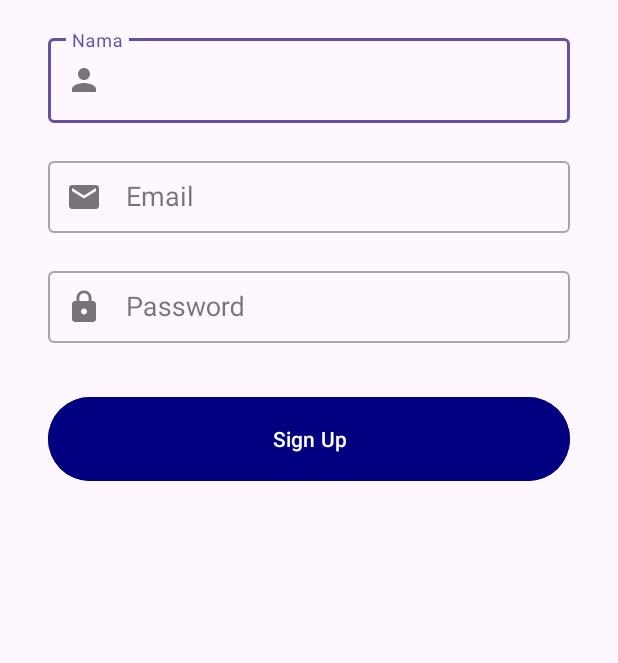
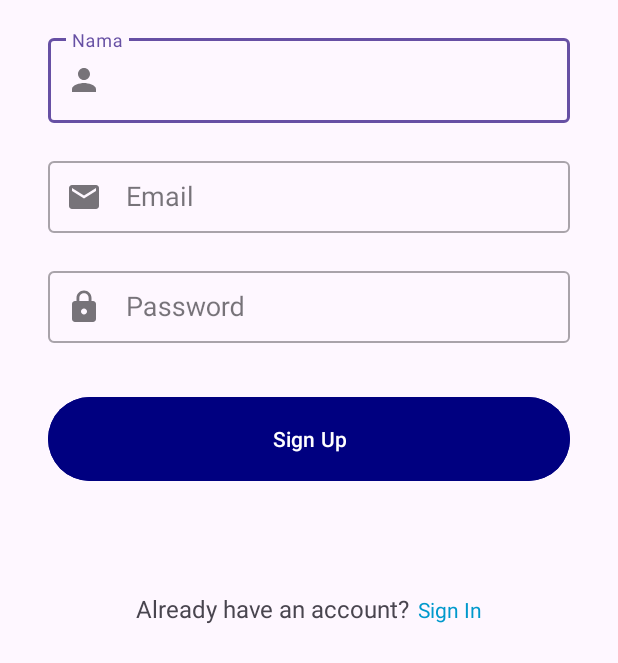
Before and after one commit to C241-PS139/Recout, an Android app: the screen it shows after launch (RegisterActivity), after a tap on an icon or button, on a phone screen of 412 x 824 dp. Shown: the top 663 px of the screen. Run offline under Robolectric (Android 15) with nearby library versions, the phone set to English and light mode, and no system bars; our stand-ins replace Firebase (no records; nobody signed in at launch, a user with empty details on screens opened directly).

```diff
--- a/app/src/main/java/com/bangkit/recout/view/register/RegisterActivity.kt
+++ b/app/src/main/java/com/bangkit/recout/view/register/RegisterActivity.kt
@@ -1,5 +1,7 @@
 package com.bangkit.recout.view.register
 
+import android.animation.AnimatorSet
+import android.animation.ObjectAnimator
 import android.content.Intent
 import android.os.Bundle
 import android.view.View
@@ -58,6 +60,25 @@ class RegisterActivity : AppCompatActivity() {
                 Toast.makeText(this, "Please fill in all fields", Toast.LENGTH_SHORT).show()
             }
         }
+
+        binding.logText.setOnClickListener {
+            startActivity(Intent(this, LoginActivity::class.java))
+        }
+
+        playAnimation()
+    }
+
+    private fun playAnimation() {
+        val name = ObjectAnimator.ofFloat(binding.nameEditTextLayout, View.ALPHA, 1f).setDuration(300)
+        val email = ObjectAnimator.ofFloat(binding.emailEditTextLayout, View.ALPHA, 1f).setDuration(300)
+        val pass = ObjectAnimator.ofFloat(binding.passwordEditTextLayout, View.ALPHA, 1f).setDuration(300)
+        val btn = ObjectAnimator.ofFloat(binding.signupButton, View.ALPHA, 1f).setDuration(300)
+        val log = ObjectAnimator.ofFloat(binding.log, View.ALPHA, 1f).setDuration(300)
+
+        AnimatorSet().apply {
+            playSequentially(name, email, pass, btn, log)
+            start()
+        }
     }
 
     private fun showLoading(isLoading: Boolean) {
--- a/app/src/main/java/com/bangkit/recout/view/welcome/WelcomeActivity.kt
+++ b/app/src/main/java/com/bangkit/recout/view/welcome/WelcomeActivity.kt
@@ -1,7 +1,10 @@
 package com.bangkit.recout.view.welcome
 
+import android.animation.AnimatorSet
+import android.animation.ObjectAnimator
 import android.content.Intent
 import android.os.Bundle
+import android.view.View
 import androidx.appcompat.app.AppCompatActivity
 import com.bangkit.recout.databinding.ActivityWelcomeBinding
 import com.bangkit.recout.view.login.LoginActivity
@@ -26,6 +29,26 @@ class WelcomeActivity : AppCompatActivity() {
             startActivity(intent)
         }
 
+        playAnimation()
+
+    }
+
+    private fun playAnimation() {
+        ObjectAnimator.ofFloat(binding.ivImgWelcome, View.TRANSLATION_X, -30f, 30f).apply {
+            duration = 6000
+            repeatCount = ObjectAnimator.INFINITE
+            repeatMode = ObjectAnimator.REVERSE
+        }.start()
+
+        val title = ObjectAnimator.ofFloat(binding.ivHeaderWelcome, View.ALPHA, 1f).setDuration(500)
+        val img = ObjectAnimator.ofFloat(binding.ivImgWelcome, View.ALPHA, 1f).setDuration(500)
+        val signin = ObjectAnimator.ofFloat(binding.imageView2, View.ALPHA, 1f).setDuration(500)
+        val signup = ObjectAnimator.ofFloat(binding.imageView4, View.ALPHA, 1f).setDuration(500)
+
+        AnimatorSet().apply {
+            playSequentially(title, img, signin, signup)
+            start()
+        }
     }
 
     override fun onBackPressed() {
--- a/app/src/main/res/layout/activity_register.xml
+++ b/app/src/main/res/layout/activity_register.xml
@@ -20,7 +20,8 @@
         app:layout_constraintTop_toTopOf="parent"
         app:startIconDrawable="@drawable/baseline_person_24"
         android:hint="@string/name"
-        tools:alpha="1.0">
+        android:alpha="0"
+        tools:alpha="100">
 
         <com.google.android.material.textfield.TextInputEditText
             android:id="@+id/nameEditText"
@@ -43,7 +44,8 @@
         app:layout_constraintTop_toBottomOf="@+id/nameEditTextLayout"
         app:startIconDrawable="@drawable/baseline_email_24"
         android:hint="@string/email"
-        tools:alpha="1.0">
+        android:alpha="0"
+        tools:alpha="100">
 
         <com.bangkit.recout.view.customView.Email
             android:id="@+id/emailEditText"
@@ -66,7 +68,8 @@
         app:layout_constraintTop_toBottomOf="@+id/emailEditTextLayout"
         app:startIconDrawable="@drawable/baseline_lock_24"
         android:hint="@string/password"
-        tools:alpha="1.0">
+        android:alpha="0"
+        tools:alpha="100">
 
         <com.bangkit.recout.view.customView.Password
             android:id="@+id/passwordEditText"
@@ -88,7 +91,43 @@
         app:layout_constraintEnd_toEndOf="parent"
         app:layout_constraintStart_toStartOf="parent"
         app:layout_constraintTop_toBottomOf="@+id/passwordEditTextLayout"
-        tools:alpha="1.0" />
+        android:alpha="0"
+        tools:alpha="100" />
+
+    <RelativeLayout
+        android:id="@+id/log"
+        android:layout_width="match_parent"
+        android:layout_height="wrap_content"
+        app:layout_constraintTop_toBottomOf="@+id/signupButton"
+        android:orientation="horizontal"
+        android:alpha="0"
+        tools:alpha="100">
+
+        <LinearLayout
+            android:layout_width="wrap_content"
+            android:layout_height="wrap_content"
+            android:layout_centerHorizontal="true"
+            android:orientation="horizontal"
+            android:layout_marginTop="70dp"
+            android:layout_gravity="center">
+
+            <TextView
+                android:id="@+id/welcomeText"
+                android:layout_width="wrap_content"
+                android:layout_height="wrap_content"
+                android:text="@string/already_have_an_account"
+                android:textSize="16sp" />
+
+            <TextView
+                android:id="@+id/logText"
+                android:layout_width="wrap_content"
+                android:layout_height="wrap_content"
+                android:layout_marginStart="5dp"
+                android:text="@string/login"
+                android:textColor="@android:color/holo_blue_dark"
+                />
+        </LinearLayout>
+    </RelativeLayout>
 
     <ProgressBar
         android:id="@+id/progressBar"
--- a/app/src/main/res/values/strings.xml
+++ b/app/src/main/res/values/strings.xml
@@ -13,4 +13,7 @@
     <string name="usage">Usage</string>
     <string name="temperatur">Temperature</string>
     <string name="sign_in">Sign In</string>
+    <string name="don_t_have_an_account">Don\'t have an account?</string>
+    <string name="register">Register</string>
+    <string name="already_have_an_account">Already have an account?</string>
 </resources>
```
Also changed, not shown: app/src/main/java/com/bangkit/recout/view/login/LoginActivity.kt (+19 -1 lines), app/src/main/res/layout/activity_login.xml (+43 -12 lines), app/src/main/res/layout/activity_welcome.xml (+13 -5 lines).
